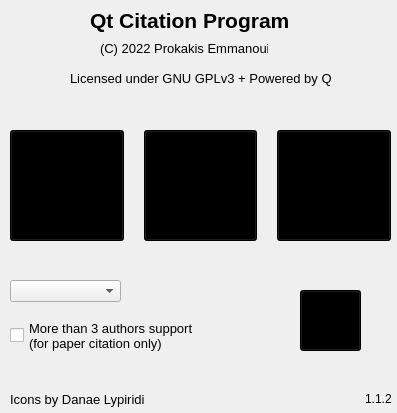
First picture: the form in src/win/mainwindow.ui, repository emmprokak/Qt-Citation-Program, before the edit.
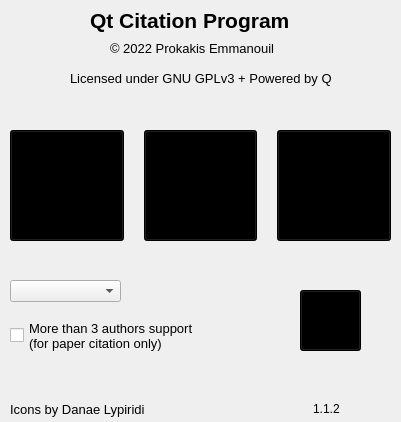
Second picture: the form after the edit.

Commit message: fix tab order and site ref

Patch:
```diff
--- a/src/win/mainwindow.ui
+++ b/src/win/mainwindow.ui
@@ -6,8 +6,8 @@
    <rect>
     <x>0</x>
     <y>0</y>
-    <width>397</width>
-    <height>413</height>
+    <width>401</width>
+    <height>422</height>
    </rect>
   </property>
   <property name="windowTitle">
@@ -191,7 +191,7 @@
    <widget class="QLabel" name="label_2">
     <property name="geometry">
      <rect>
-      <x>100</x>
+      <x>110</x>
       <y>40</y>
       <width>168</width>
       <height>16</height>
@@ -203,7 +203,7 @@
      </font>
     </property>
     <property name="text">
-     <string>(C) 2022 Prokakis Emmanouil</string>
+     <string>© 2022 Prokakis Emmanouil</string>
     </property>
    </widget>
    <widget class="QLabel" name="label_4">
@@ -256,14 +256,14 @@
     <property name="geometry">
      <rect>
       <x>10</x>
-      <y>390</y>
-      <width>399</width>
+      <y>400</y>
+      <width>391</width>
       <height>18</height>
      </rect>
     </property>
     <layout class="QHBoxLayout" name="horizontalLayout_2">
      <property name="spacing">
-      <number>220</number>
+      <number>40</number>
      </property>
      <item>
       <widget class="QLabel" name="label_3">
@@ -277,6 +277,18 @@
        </property>
       </widget>
      </item>
+     <item>
+      <widget class="QLabel" name="label_6">
+       <property name="font">
+        <font>
+         <pointsize>10</pointsize>
+        </font>
+       </property>
+       <property name="text">
+        <string/>
+       </property>
+      </widget>
+     </item>
      <item>
       <widget class="QLabel" name="label_5">
        <property name="text">
```
Left out of the diff: 2 changed lines with no effect on the pictures. The commit also changes 7 other files.
